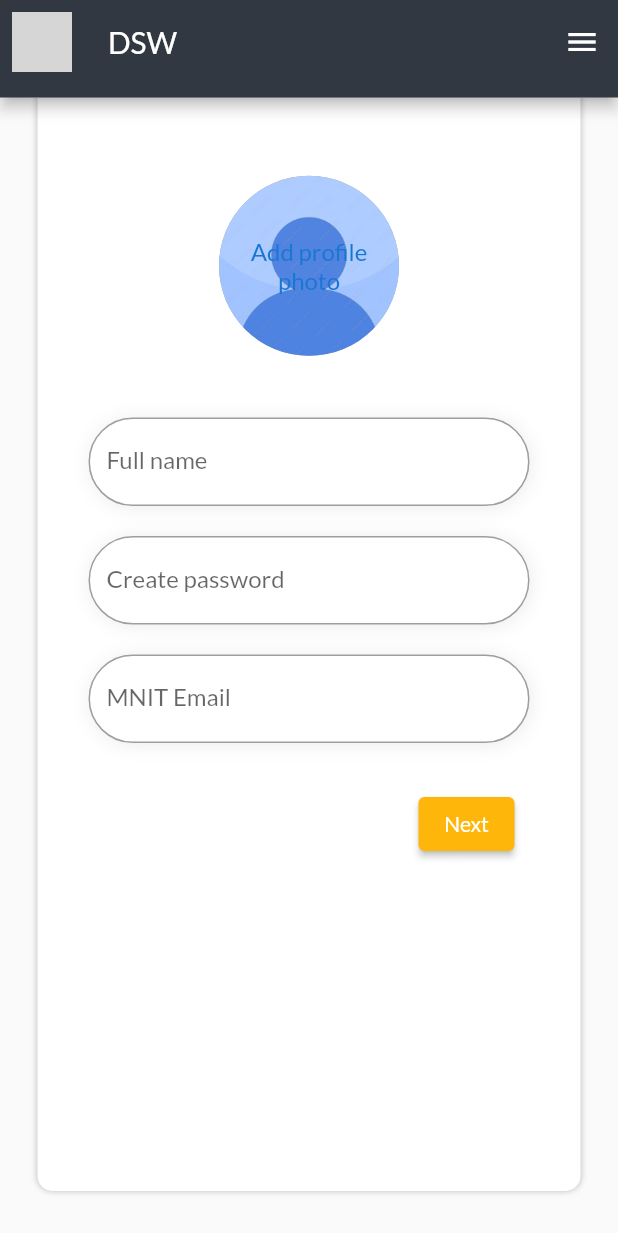
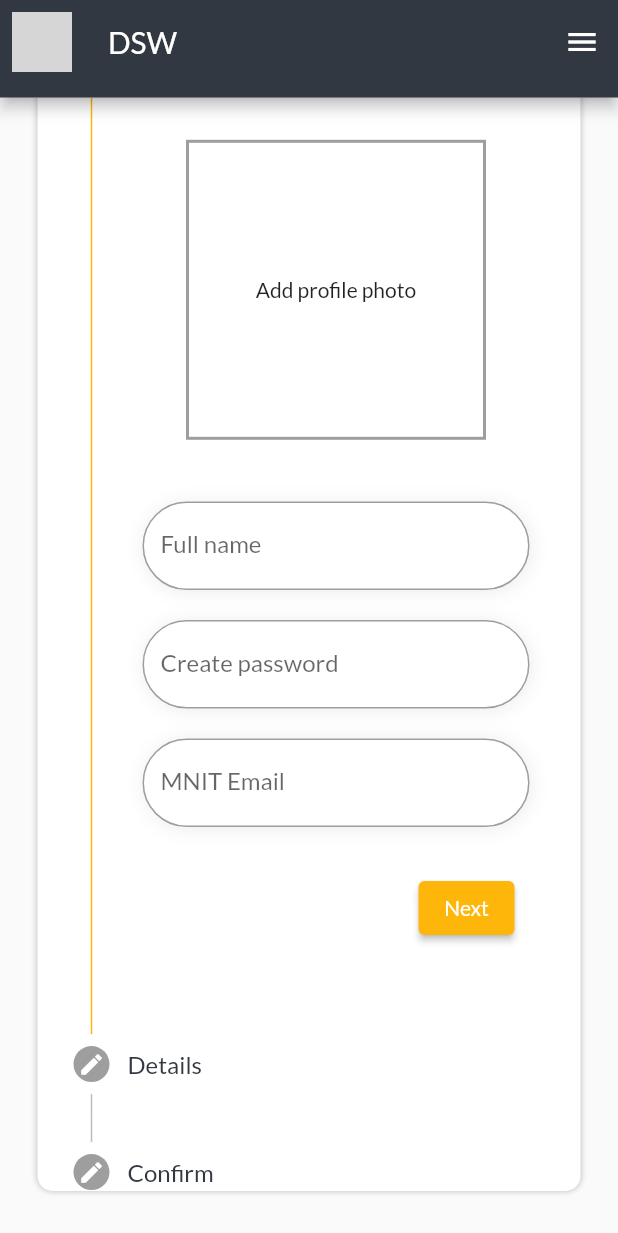
Before and after one commit to MNIT-DSW-APP/DSW-FRONTEND, a Flutter app: the screen it shows after launch, scrolled down 125 dp, on a phone screen of 412 x 824 dp. Shown: the top 1233 px of the screen. Run offline on Flutter 3.47's test engine with Material 2 defaults, Android fonts, the phone set to English and light mode, and no system bars; our stand-ins replace carousel_slider, file_picker, flutter_lorem, font_awesome_flutter, image_picker, percent_indicator and 1 more; missing offline and left inert: rotated_corner_decoration; grey boxes are pictures that could not be loaded.

Commit message:
added 'pick photo from gallery feature' to signup form

```diff
--- a/lib/main.dart
+++ b/lib/main.dart
@@ -67,8 +67,8 @@ class MyApp extends StatelessWidget {
             textTheme: const TextTheme(
                 bodyText1: TextStyle(
               color: GlobalVariables.customGrey,
-              fontSize: 20,
-              fontWeight: FontWeight.w400,
+              fontSize: 16,
+              fontWeight: FontWeight.w200,
             ))),
         home: SignUpScreen(),
         routes: {
--- a/lib/screens/signup_screen.dart
+++ b/lib/screens/signup_screen.dart
@@ -1,6 +1,9 @@
+import 'dart:io';
+
 import 'package:dswapp/constants/global_variables.dart';
 import 'package:dswapp/screens/user/user_profile.dart';
 import 'package:flutter/material.dart';
+import 'package:image_picker/image_picker.dart';
 
 import '../widgets/custom_appbar.dart';
 import '../widgets/navigation_drawer.dart';
@@ -21,6 +24,21 @@ class _SignUpScreenState extends State<SignUpScreen> {
   final _dobController = TextEditingController();
   final _branchController = TextEditingController();
   final _contactnoController = TextEditingController();
+
+  File? _storedImage;
+
+  @override
+  void dispose() {
+    super.dispose();
+    _nameController.dispose();
+    _branchController.dispose();
+    _contactnoController.dispose();
+    _dobController.dispose();
+    _idController.dispose();
+    _passwordController.dispose();
+    _emailController.dispose();
+  }
+
   List<Step> stepList(Size sz) => [
         Step(
           title: const Text('Account'),
@@ -30,7 +48,7 @@ class _SignUpScreenState extends State<SignUpScreen> {
           isActive: _activeStepIndex >= 0,
         ),
         Step(
-          title: Text('Details'),
+          title: const Text('Details'),
           content: DetailsContent(
             branchController: _branchController,
             contactnoController: _contactnoController,
@@ -41,7 +59,7 @@ class _SignUpScreenState extends State<SignUpScreen> {
           isActive: _activeStepIndex >= 1,
         ),
         Step(
-            title: Text('Confirm'),
+            title: const Text('Confirm'),
             content: Column(
               crossAxisAlignment: CrossAxisAlignment.center,
               mainAxisAlignment: MainAxisAlignment.center,
@@ -91,6 +109,12 @@ class _SignUpScreenState extends State<SignUpScreen> {
                 _activeStepIndex <= 2 ? StepState.editing : StepState.complete),
       ];
 
+  bool verifyEmail(String email) {
+    var isValid = email.toLowerCase().endsWith('@mnit.ac.in');
+    if (!isValid) return false;
+    return true;
+  }
+
   Container accountContent(
       Size sz,
       TextEditingController namecontroller,
@@ -102,13 +126,27 @@ class _SignUpScreenState extends State<SignUpScreen> {
         SizedBox(
           height: sz.height * 0.05,
         ),
-        CircleAvatar(
-          radius: 60,
-          backgroundImage: const AssetImage('lib/assets/images/user.jpg'),
-          backgroundColor: Colors.grey[500],
-          child: const Text(
-            'Add profile photo',
-            textAlign: TextAlign.center,
+        GestureDetector(
+          onTap: _takePicture,
+          child: Container(
+            height: 200,
+            width: 200,
+            alignment: Alignment.center,
+            decoration: BoxDecoration(
+              border: Border.all(
+                width: 2,
+                color: Colors.grey,
+              ),
+            ),
+            child: _storedImage == null
+                ? const Text(
+                    "Add profile photo",
+                    textAlign: TextAlign.center,
+                  )
+                : Image.file(
+                    _storedImage!,
+                    fit: BoxFit.cover,
+                  ),
           ),
         ),
         SizedBox(
@@ -128,13 +166,27 @@ class _SignUpScreenState extends State<SignUpScreen> {
         const SizedBox(
           height: 20,
         ),
-        CustomTextField(txt: 'MNIT Email', controller: emailcontroller),
+        CustomTextField(
+          txt: 'MNIT Email',
+          controller: emailcontroller,
+        )
       ]),
     );
   }
 
   int _activeStepIndex = 0;
   final _formkey = GlobalKey<FormState>();
+
+  Future<void> _takePicture() async {
+    final imagefile = await ImagePicker().pickImage(
+      source: ImageSource.gallery,
+      maxWidth: 600,
+    );
+    setState(() {
+      _storedImage = File(imagefile!.path);
+    });
+  }
+
   @override
   Widget build(BuildContext context) {
     Size sz = MediaQuery.of(context).size;
@@ -164,8 +216,11 @@ class _SignUpScreenState extends State<SignUpScreen> {
                 primary: GlobalVariables.customYellow,
               )),
               child: Stepper(
+                physics: const ClampingScrollPhysics(),
                 currentStep: _activeStepIndex,
-                type: StepperType.horizontal,
+                onStepTapped: (value) {
+                  _formkey.currentState!.validate();
+                },
                 steps: stepList(sz),
                 onStepContinue: () {
                   if (_activeStepIndex < stepList(sz).length - 1) {
@@ -224,6 +279,7 @@ class DetailsContent extends StatelessWidget {
   final TextEditingController branchController;
   final TextEditingController contactnoController;
   final TextEditingController dobController;
+
   @override
   Widget build(BuildContext context) {
     return Container(
@@ -277,7 +333,7 @@ class CustomTextField extends StatelessWidget {
         borderRadius: BorderRadius.circular(30),
         color: Colors.white,
       ),
-      child: TextField(
+      child: TextFormField(
         controller: controller,
         decoration: InputDecoration(
           // hintText: hinttext,
@@ -290,6 +346,11 @@ class CustomTextField extends StatelessWidget {
           ),
           label: Text(txt),
         ),
+        validator: (value) {
+          if (txt.isEmpty) return 'This field cannot be empty';
+          return null;
+        },
+        keyboardType: TextInputType.emailAddress,
       ),
     );
   }
--- a/pubspec.yaml
+++ b/pubspec.yaml
@@ -45,6 +45,7 @@ dependencies:
   provider: ^6.0.5
   percent_indicator: ^4.2.2
   file_picker: ^5.2.4
+  image_picker: ^0.8.6
 
 dev_dependencies:
   flutter_test:
```
Also changed, not shown: pubspec.lock, 1 other file.
